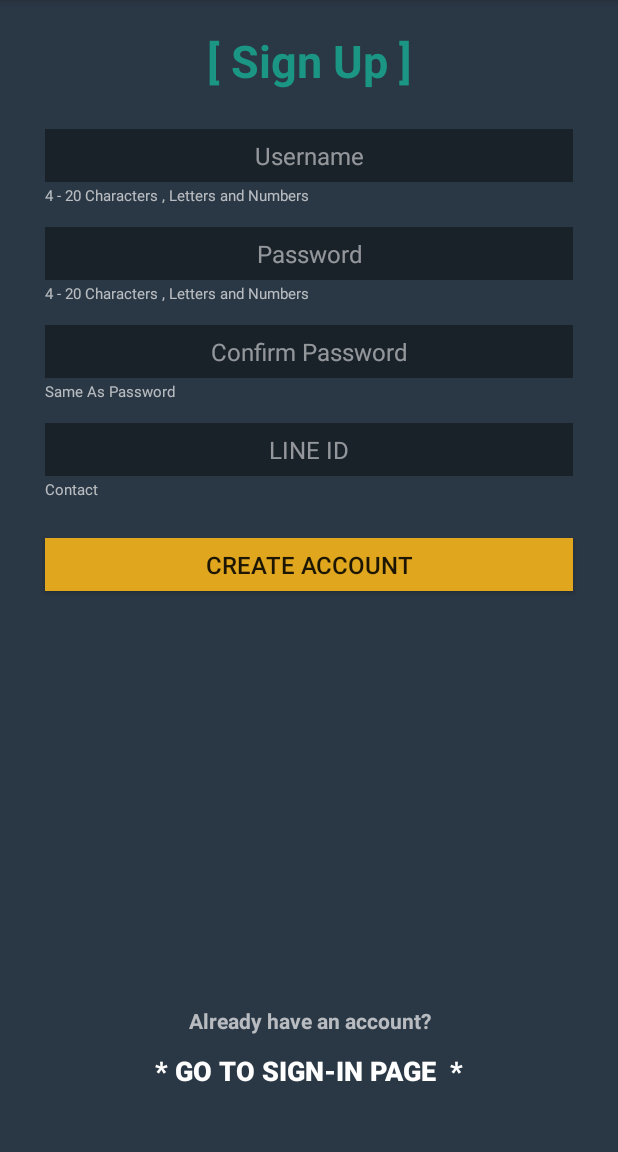
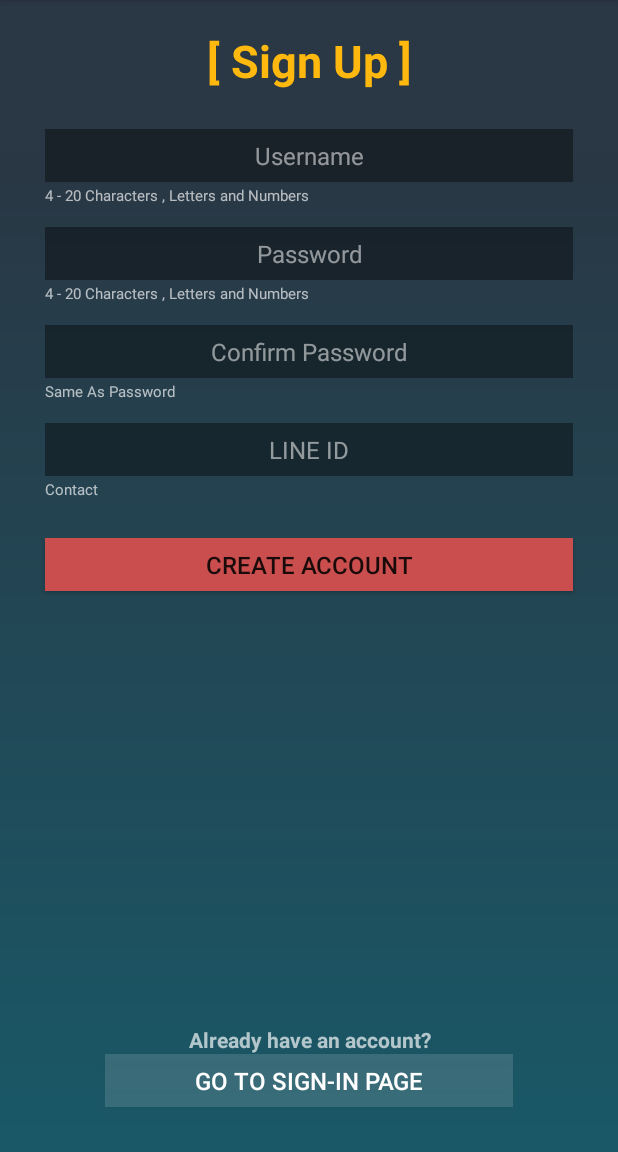
Before and after one commit to 5akda/JointyBeta, an Android app: the SignUpUI screen opened directly, with no data from a screen before it, on a phone screen of 412 x 824 dp, the part 84-1236 px from its top. Run offline under Robolectric (Android 15) with nearby library versions, the phone set to English and light mode, and no system bars; our stand-ins replace Firebase (no records; nobody signed in at launch, a user with empty details on screens opened directly).

Commit message:
uiReDesign

```diff
--- a/app/src/main/java/com/parzival48/jointy/FeedUI.java
+++ b/app/src/main/java/com/parzival48/jointy/FeedUI.java
@@ -129,8 +129,8 @@ public class FeedUI extends AppCompatActivity {
 
 
         public void setColor(String code){
-            int i = Integer.valueOf(code)%4;
-            int[] color = {R.color.card1,R.color.card2,R.color.card3,R.color.card4};
+            int i = Integer.valueOf(code)%3;
+            int[] color = {R.color.card1,R.color.card2,R.color.card3,};
             LinearLayout card = (LinearLayout)mView.findViewById(R.id.cardView);
             card.setBackgroundResource(color[i]);
         }
--- a/app/src/main/res/layout/activity_feed_ui.xml
+++ b/app/src/main/res/layout/activity_feed_ui.xml
@@ -4,7 +4,7 @@ xmlns:app="http://schemas.android.com/apk/res-auto"
 xmlns:tools="http://schemas.android.com/tools"
 android:layout_width="match_parent"
 android:layout_height="match_parent"
-android:background="#2A3744"
+android:background="@drawable/loginbg"
 tools:context=".FeedUI">
 
 <RelativeLayout
@@ -27,7 +27,7 @@ tools:context=".FeedUI">
         android:layout_marginStart="0dp"
         android:layout_marginEnd="0dp"
         android:layout_marginBottom="0dp"
-        android:background="#467961"
+        android:background="#F3AE09"
         app:layout_constraintBottom_toBottomOf="parent"
         app:layout_constraintLeft_toLeftOf="parent"
         app:layout_constraintRight_toRightOf="parent"
--- a/app/src/main/res/layout/activity_sign_up_ui.xml
+++ b/app/src/main/res/layout/activity_sign_up_ui.xml
@@ -4,7 +4,7 @@
     xmlns:tools="http://schemas.android.com/tools"
     android:layout_width="match_parent"
     android:layout_height="match_parent"
-    android:background="#2A3744"
+    android:background="@drawable/loginbg"
     tools:context=".SignUpUI">
 
     <EditText
@@ -108,7 +108,7 @@
         android:layout_marginTop="20dp"
         android:text="[ Sign Up ]"
         android:textAlignment="center"
-        android:textColor="@color/green"
+        android:textColor="@color/yellow"
         android:textSize="30sp"
         android:textStyle="bold" />
 
@@ -168,25 +168,24 @@
         android:layout_marginStart="30dp"
         android:layout_marginTop="25dp"
         android:layout_marginEnd="30dp"
-        android:background="@color/yellow"
+        android:background="@color/colorAccent"
         android:text="Create Account"
         android:textSize="16sp" />
 
     <Button
         android:id="@+id/btLogin"
         android:layout_width="wrap_content"
-        android:layout_height="wrap_content"
+        android:layout_height="35dp"
         android:layout_alignParentStart="true"
         android:layout_alignParentEnd="true"
         android:layout_alignParentBottom="true"
-        android:layout_marginStart="35dp"
-        android:layout_marginEnd="35dp"
+        android:layout_marginStart="70dp"
+        android:layout_marginEnd="70dp"
         android:layout_marginBottom="30dp"
-        android:background="#00000000"
-        android:text="* go to sign-in page  *"
+        android:background="#22ffffff"
+        android:text="go to sign-in page"
         android:textColor="#ffffffff"
-        android:textSize="18sp"
-        android:textStyle="bold" />
+        android:textSize="16sp" />
 
     <TextView
         android:id="@+id/textView7"
```
Also changed, not shown: app/src/main/AndroidManifest.xml (+10 -5 lines), app/src/main/res/layout/activity_create_event_ui.xml (+6 -6 lines), app/src/main/res/layout/activity_main.xml (+7 -8 lines), app/src/main/res/layout/activity_profile_ui.xml (+4 -4 lines), app/src/main/res/layout/row_event.xml (+10 -8 lines), app/src/main/res/values/colors.xml (+6 -6 lines), app/src/main/res/drawable-hdpi/loginbg.png, app/src/main/res/drawable-ldpi/loginbg.png, app/src/main/res/drawable-mdpi/loginbg.png, app/src/main/res/drawable-xhdpi/loginbg.png, app/src/main/res/drawable-xxhdpi/loginbg.png, app/src/main/res/drawable-xxxhdpi/loginbg.png.
